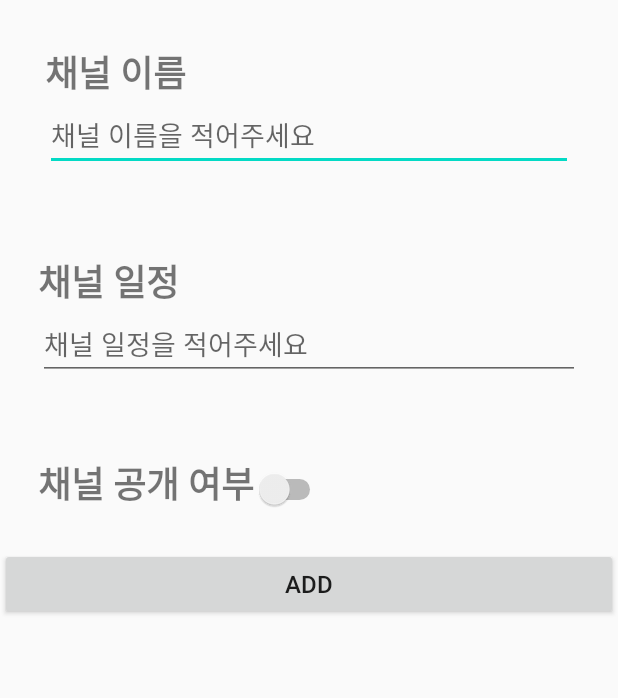
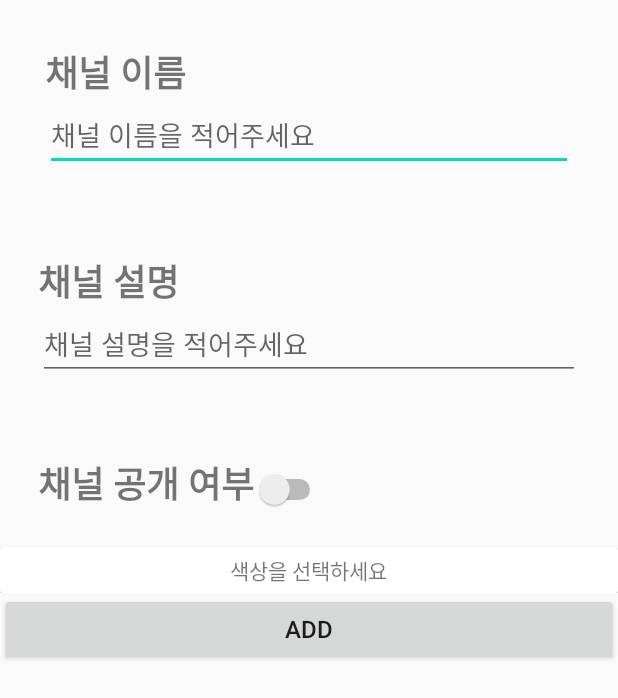
Before and after one commit to Maeily/Maeily_Mobile, an Android app: the layout activity_add.xml on its own in the app's theme, with its tools: preview values and no code run, on a phone screen of 412 x 824 dp. Shown: the top 698 px of the screen. Run offline under Robolectric (Android 15) with nearby library versions, the phone set to English and light mode, and no system bars.

```diff
--- a/app/build.gradle
+++ b/app/build.gradle
@@ -31,6 +31,7 @@ dependencies {
     implementation 'androidx.constraintlayout:constraintlayout:2.0.1'
     implementation 'com.google.android.material:material:1.2.1'
     implementation 'androidx.legacy:legacy-support-v4:1.0.0'
+    implementation 'petrov.kristiyan:colorpicker-library:1.1.10'
     testImplementation 'junit:junit:4.12'
     androidTestImplementation 'androidx.test.ext:junit:1.1.2'
     androidTestImplementation 'androidx.test.espresso:espresso-core:3.3.0'
--- a/app/src/main/AndroidManifest.xml
+++ b/app/src/main/AndroidManifest.xml
@@ -2,7 +2,7 @@
 <manifest xmlns:android="http://schemas.android.com/apk/res/android"
     package="com.example.maeily_mobile">
 
-    <uses-permission android:name="android.permission.READ_EXTERNAL_STORAGE"/>
+    <uses-permission android:name="android.permission.READ_EXTERNAL_STORAGE" />
 
     <application
         android:allowBackup="true"
@@ -12,6 +12,7 @@
         android:supportsRtl="true"
         android:theme="@style/AppTheme"
         android:usesCleartextTraffic="true">
+        <activity android:name=".AddActivity"></activity>
         <activity android:name=".sign_up.SignupActivity" />
         <activity android:name=".fragment.MenuActivity" />
         <activity android:name=".sign_up.MainActivity">
--- a/app/src/main/java/com/example/maeily_mobile/fragment/MenuActivity.java
+++ b/app/src/main/java/com/example/maeily_mobile/fragment/MenuActivity.java
@@ -28,7 +28,6 @@ public class MenuActivity extends AppCompatActivity {
 
         BottomNavigationView bottomNavigationView = findViewById(R.id.navigationView);
         bottomNavigationView.setOnNavigationItemSelectedListener(new ItemSelectedListener());
-
     }
 
     private class ItemSelectedListener implements BottomNavigationView.OnNavigationItemSelectedListener {
--- a/app/src/main/res/layout/fragment_add2.xml
+++ b/app/src/main/res/layout/activity_add.xml
@@ -1,9 +1,10 @@
 <?xml version="1.0" encoding="utf-8"?>
-<FrameLayout xmlns:android="http://schemas.android.com/apk/res/android"
+<androidx.constraintlayout.widget.ConstraintLayout xmlns:android="http://schemas.android.com/apk/res/android"
+    xmlns:app="http://schemas.android.com/apk/res-auto"
     xmlns:tools="http://schemas.android.com/tools"
     android:layout_width="match_parent"
     android:layout_height="match_parent"
-    tools:context=".fragment.AddFragment">
+    tools:context=".AddActivity">
 
     <LinearLayout
         android:layout_width="match_parent"
@@ -47,7 +48,7 @@
             <TextView
                 android:layout_width="wrap_content"
                 android:layout_height="wrap_content"
-                android:text="채널 일정"
+                android:text="채널 설명"
                 android:textSize="24sp"
                 android:textStyle="bold">
 
@@ -57,7 +58,7 @@
                 android:id="@+id/channel_content_et"
                 android:layout_width="match_parent"
                 android:layout_height="wrap_content"
-                android:hint="채널 일정을 적어주세요">
+                android:hint="채널 설명을 적어주세요">
 
             </EditText>
 
@@ -86,6 +87,27 @@
 
         </LinearLayout>
 
+        <LinearLayout
+            android:layout_width="match_parent"
+            android:layout_height="match_parent">
+
+            <androidx.cardview.widget.CardView
+                android:id="@+id/colorpick"
+                android:layout_width="match_parent"
+                android:layout_height="30dp"
+                android:onClick="pickColor">
+
+                <TextView
+                    android:layout_width="wrap_content"
+                    android:layout_height="wrap_content"
+                    android:text="색상을 선택하세요"
+                    android:layout_gravity="center">
+
+                </TextView>
+            </androidx.cardview.widget.CardView>
+
+        </LinearLayout>
+
         <Button
             android:id="@+id/add_button"
             android:layout_width="match_parent"
@@ -95,4 +117,4 @@
 
     </LinearLayout>
 
-</FrameLayout>
+</androidx.constraintlayout.widget.ConstraintLayout>
```
Also changed, not shown: app/src/main/java/com/example/maeily_mobile/AddActivity.java (added, +71 -0 lines), app/src/main/java/com/example/maeily_mobile/MyAdapter.java (+9 -1 lines), app/src/main/java/com/example/maeily_mobile/fragment/AddFragment.java (+37 -1 lines), app/src/main/java/com/example/maeily_mobile/fragment/ScheduleFragment.java (+21 -17 lines), app/src/main/res/values/colorpicker.xml (added, +13 -0 lines).
